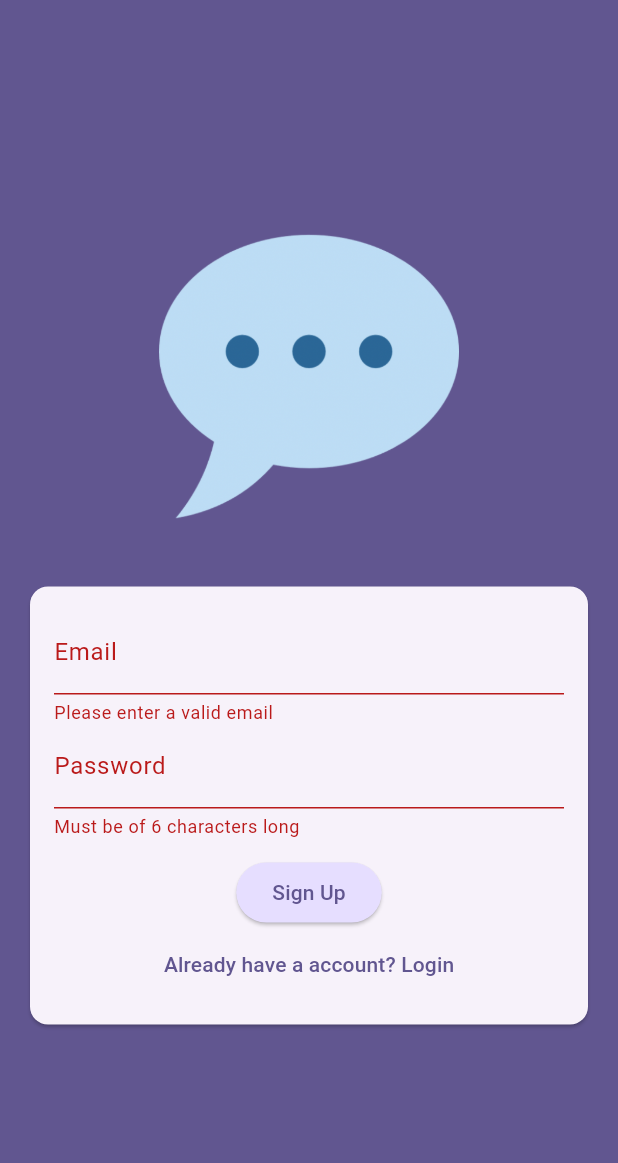
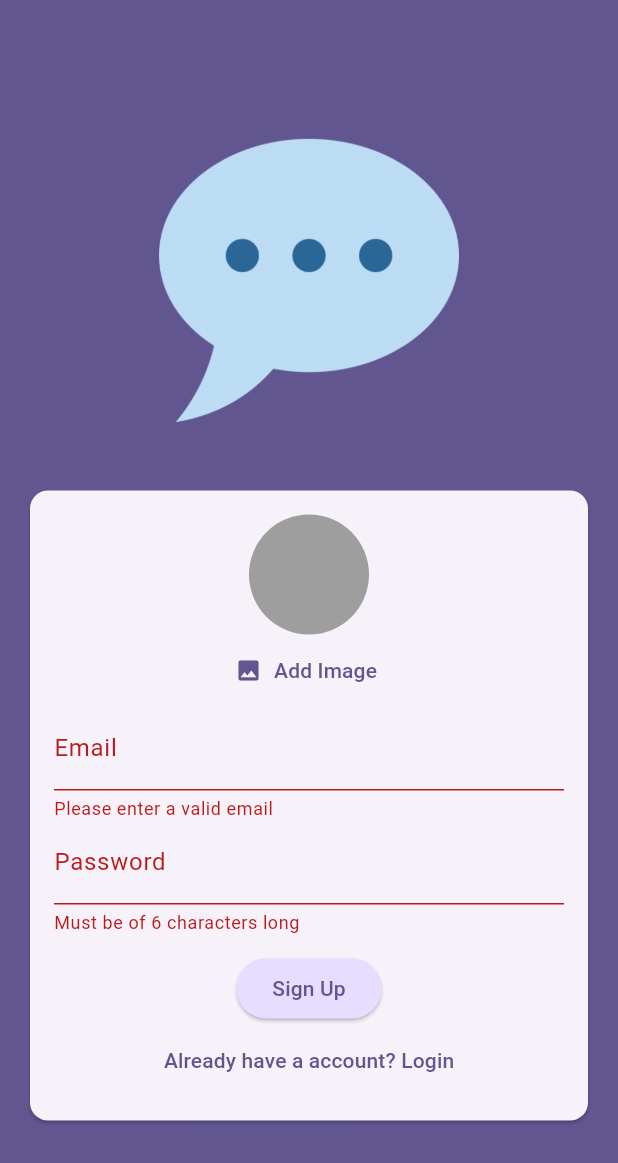
Before and after one commit to Sukhmeetsingh306/flutter_chat_application, a Flutter app: the screen it shows after launch, after a tap on "Login In", after a tap on "Create an account", on a phone screen of 412 x 824 dp. Shown: the top 1163 px of the screen. Run offline on Flutter 3.47's test engine with Material 3 defaults, Android fonts, the phone set to English and light mode, and no system bars; our stand-ins replace firebase_auth, firebase_core, image_picker; accounts and stored records are empty.

Commit message:
we added the code for image as the image can get store in the app and made the iphone to access the picker

```diff
--- a/lib/screen/auth_screen.dart
+++ b/lib/screen/auth_screen.dart
@@ -1,7 +1,8 @@
-// ignore_for_file: use_build_context_synchronously
+// ignore_for_file: use_build_context_synchronously, avoid_print
 
 import 'package:firebase_auth/firebase_auth.dart';
 import 'package:flutter/material.dart';
+import 'package:flutter_chat_application/widget/user_image_picker_widget.dart';
 
 final _firebase = FirebaseAuth.instance;
 
@@ -80,6 +81,7 @@ class _AuthScreenState extends State<AuthScreen> {
                       child: Column(
                         mainAxisSize: MainAxisSize.min,
                         children: [
+                          if (!_isLogin) const UserImagePickerWidget(),
                           TextFormField(
                             decoration: const InputDecoration(
                               labelText: 'Email',
--- /dev/null
+++ b/lib/widget/user_image_picker_widget.dart
@@ -0,0 +1,55 @@
+import 'dart:io';
+
+import 'package:flutter/material.dart';
+import 'package:image_picker/image_picker.dart';
+
+class UserImagePickerWidget extends StatefulWidget {
+  const UserImagePickerWidget({super.key});
+
+  @override
+  State<UserImagePickerWidget> createState() => _UserImagePickerWidgetState();
+}
+
+class _UserImagePickerWidgetState extends State<UserImagePickerWidget> {
+  File? _pickedImageFile;
+
+  void _pickImage() async {
+    final pickImage = await ImagePicker().pickImage(
+      source: ImageSource.gallery,
+      imageQuality: 50,
+      maxWidth: 150,
+    );
+
+    if (pickImage == null) {
+      return;
+    }
+
+    setState(() {
+      _pickedImageFile = File(pickImage.path);
+    });
+  }
+
+  @override
+  Widget build(BuildContext context) {
+    return Column(
+      children: [
+        CircleAvatar(
+          radius: 40,
+          backgroundColor: Colors.grey,
+          foregroundImage:
+              _pickedImageFile != null ? FileImage(_pickedImageFile!) : null,
+        ),
+        TextButton.icon(
+          onPressed: _pickImage,
+          icon: const Icon(Icons.image),
+          label: Text(
+            'Add Image',
+            style: TextStyle(
+              color: Theme.of(context).colorScheme.primary,
+            ),
+          ),
+        ),
+      ],
+    );
+  }
+}
--- a/pubspec.yaml
+++ b/pubspec.yaml
@@ -37,6 +37,8 @@ dependencies:
   cupertino_icons: ^1.0.6
   firebase_core: ^2.27.1
   firebase_auth: ^4.17.9
+  firebase_storage: ^11.6.10
+  image_picker: ^1.0.7
 
 dev_dependencies:
   flutter_test:
```
Also changed, not shown: pubspec.lock, 8 other files.
